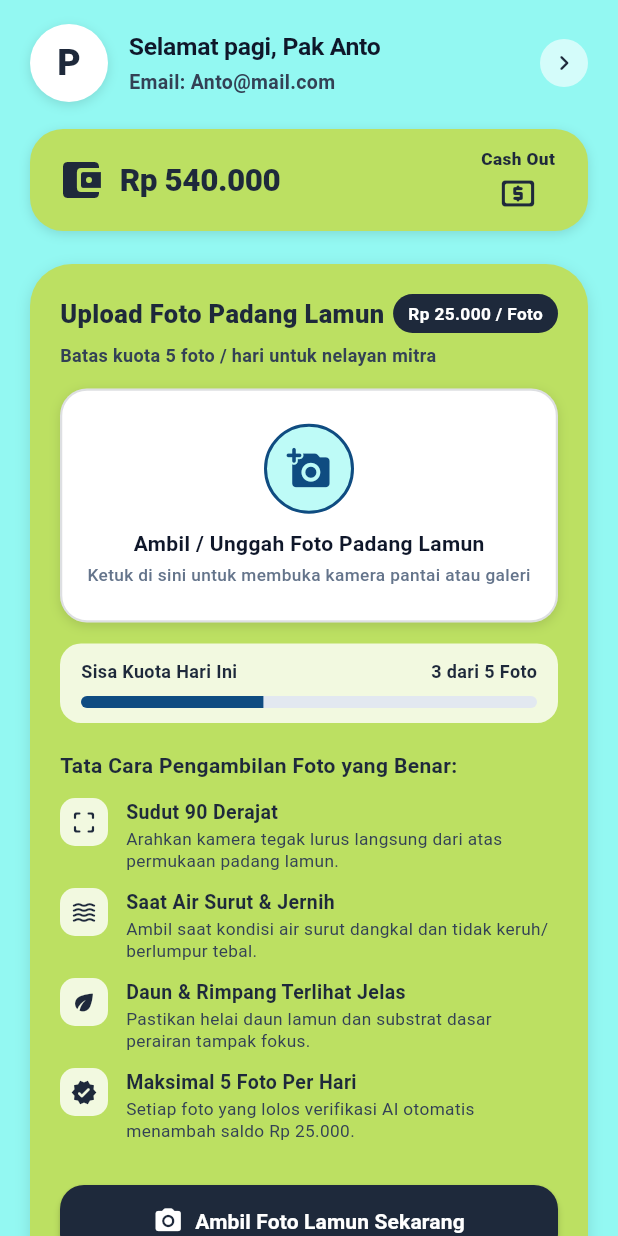
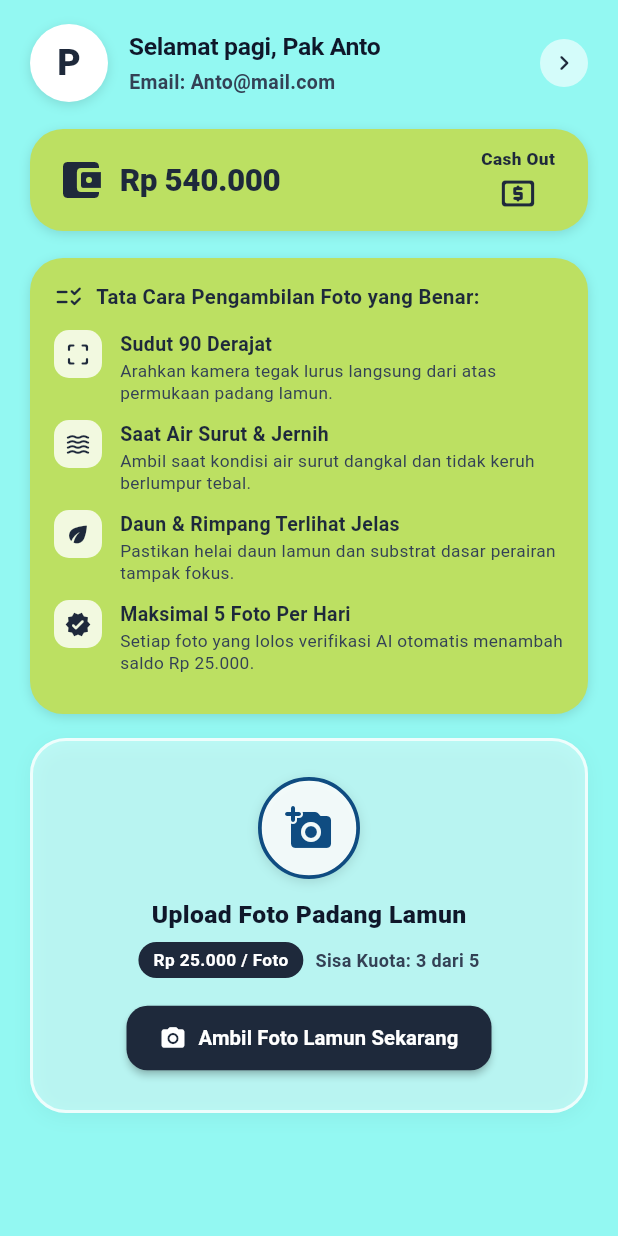
Before and after one commit to Zeinul899/SEAVIS, a Flutter app: the SeaVisLandingPage screen opened directly, on a phone screen of 412 x 824 dp. Run offline on Flutter 3.47's test engine with Material 3 defaults, Android fonts, the light colour scheme and no system bars.

Commit message:
feat(dashboard): reposition guidelines above photo card and make photo card transparent

```diff
--- a/lib/pages/seavis_landing_page.dart
+++ b/lib/pages/seavis_landing_page.dart
@@ -1026,92 +1026,16 @@ class _SeaVisLandingPageState extends State<SeaVisLandingPage> {
                 ),
               ),
 
-              const SizedBox(height: 22),
+              const SizedBox(height: 18),
 
               // ---------------------------------------------------------------
-              // 3. KOTAK UTAMA BESAR (Sesuai Sketsa Kotak Canva: #BCE062)
-              // Area Upload Foto Lamun & Tata Caranya
+              // 3. TATA CARA PENGAMBILAN FOTO (DI ATASNYA CARD FOTO)
               // ---------------------------------------------------------------
               Container(
-                padding: const EdgeInsets.all(20),
+                padding: const EdgeInsets.all(16),
                 decoration: BoxDecoration(
                   color: const Color(0xFFBCE062), // Warna hijau lime Canva
-                  borderRadius: BorderRadius.circular(28),
-                  boxShadow: const [
-                    BoxShadow(
-                      color: Colors.black12,
-                      blurRadius: 8,
-                      offset: Offset(0, 3),
-                    ),
-                  ],
-                ),
-                child: Column(
-                  crossAxisAlignment: CrossAxisAlignment.start,
-                  children: [
-                    // Header dalam Kotak: Upload Foto Padang Lamun & Badge Rp 25.000
-                    Row(
-                      mainAxisAlignment: MainAxisAlignment.spaceBetween,
-                      children: [
-                        const Expanded(
-                          child: Text(
-                            'Upload Foto Padang Lamun',
-                            style: TextStyle(
-                              fontSize: 17,
-                              fontWeight: FontWeight.w900,
-                              color: Color(0xFF1E293B),
-                            ),
-                          ),
-                        ),
-                        Container(
-                          padding: const EdgeInsets.symmetric(
-                            horizontal: 10,
-                            vertical: 5,
-                          ),
-                          decoration: BoxDecoration(
-                            color: const Color(0xFF1E293B),
-                            borderRadius: BorderRadius.circular(14),
-                          ),
-                          child: const Text(
-                            'Rp 25.000 / Foto',
-                            style: TextStyle(
-                              fontSize: 11.5,
-                              fontWeight: FontWeight.bold,
-                              color: Colors.white,
-                            ),
-                          ),
-                        ),
-                      ],
-                    ),
-
-                    const SizedBox(height: 6),
-                    const Text(
-                      'Batas kuota 5 foto / hari untuk nelayan mitra',
-                      style: TextStyle(
-                        fontSize: 12,
-                        color: Color(0xFF334155),
-                        fontWeight: FontWeight.w600,
-                      ),
-                    ),
-
-                    const SizedBox(height: 14),
-
-                    // Card Khusus Ambil Foto dengan Logo Foto
-                    GestureDetector(
-                      onTap: _openUploadModal,
-                      behavior: HitTestBehavior.opaque,
-                      child: Container(
-                        width: double.infinity,
-                        padding: const EdgeInsets.symmetric(
-                          vertical: 22,
-                          horizontal: 16,
-                        ),
-                        decoration: BoxDecoration(
-                          color: Colors.white,
-                          borderRadius: BorderRadius.circular(18),
-                          border: Border.all(
-                            color: const Color(0xFF1E293B).withValues(alpha: 0.15),
-                            width: 1.5,
-                          ),
+                  borderRadius: BorderRadius.circular(22),
                   boxShadow: const [
                     BoxShadow(
                       color: Colors.black12,
@@ -1121,114 +1045,29 @@ class _SeaVisLandingPageState extends State<SeaVisLandingPage> {
                   ],
                 ),
                 child: Column(
-                          mainAxisSize: MainAxisSize.min,
-                          children: [
-                            Container(
-                              width: 60,
-                              height: 60,
-                              decoration: BoxDecoration(
-                                color: const Color(0xFF93F8F2).withValues(alpha: 0.6),
-                                shape: BoxShape.circle,
-                                border: Border.all(
-                                  color: const Color(0xFF0F4C81),
-                                  width: 2,
-                                ),
-                              ),
-                              child: const Icon(
-                                Icons.add_a_photo_rounded,
-                                size: 30,
-                                color: Color(0xFF0F4C81),
-                              ),
-                            ),
-                            const SizedBox(height: 10),
-                            const Text(
-                              'Ambil / Unggah Foto Padang Lamun',
-                              style: TextStyle(
-                                fontSize: 14,
-                                fontWeight: FontWeight.bold,
-                                color: Color(0xFF0F172A),
-                              ),
-                            ),
-                            const SizedBox(height: 3),
-                            const Text(
-                              'Ketuk di sini untuk membuka kamera pantai atau galeri',
-                              style: TextStyle(
-                                fontSize: 11.5,
-                                color: Color(0xFF64748B),
-                                fontWeight: FontWeight.w500,
-                              ),
-                            ),
-                          ],
-                        ),
-                      ),
-                    ),
-
-                    const SizedBox(height: 14),
-
-                    // Indikator Kuota Foto Hari Ini (Putih Semi-Transparan)
-                    Container(
-                      padding: const EdgeInsets.symmetric(
-                        horizontal: 14,
-                        vertical: 10,
-                      ),
-                      decoration: BoxDecoration(
-                        color: Colors.white.withValues(alpha: 0.8),
-                        borderRadius: BorderRadius.circular(14),
-                      ),
-                      child: Column(
                   crossAxisAlignment: CrossAxisAlignment.start,
                   children: [
-                          Row(
-                            mainAxisAlignment: MainAxisAlignment.spaceBetween,
+                    const Row(
                       children: [
-                              const Text(
-                                'Sisa Kuota Hari Ini',
-                                style: TextStyle(
-                                  fontSize: 12,
-                                  fontWeight: FontWeight.w600,
+                        Icon(
+                          Icons.checklist_rtl_rounded,
+                          size: 20,
                           color: Color(0xFF1E293B),
                         ),
-                              ),
+                        SizedBox(width: 8),
                         Text(
-                                '$_remainingPhotos dari $_maxDailyPhotos Foto',
-                                style: const TextStyle(
-                                  fontSize: 12,
+                          'Tata Cara Pengambilan Foto yang Benar:',
+                          style: TextStyle(
+                            fontSize: 13.5,
                             fontWeight: FontWeight.bold,
                             color: Color(0xFF1E293B),
                           ),
                         ),
                       ],
                     ),
-                          const SizedBox(height: 8),
-                          ClipRRect(
-                            borderRadius: BorderRadius.circular(6),
-                            child: LinearProgressIndicator(
-                              value: _todayPhotos.length / _maxDailyPhotos,
-                              backgroundColor: const Color(0xFFE2E8F0),
-                              valueColor: const AlwaysStoppedAnimation<Color>(
-                                Color(0xFF0F4C81),
-                              ),
-                              minHeight: 8,
-                            ),
-                          ),
-                        ],
-                      ),
-                    ),
-
-                    const SizedBox(height: 18),
-
-                    // Judul Tata Cara Pengambilan Foto
-                    const Text(
-                      'Tata Cara Pengambilan Foto yang Benar:',
-                      style: TextStyle(
-                        fontSize: 14,
-                        fontWeight: FontWeight.bold,
-                        color: Color(0xFF1E293B),
-                      ),
-                    ),
                     const SizedBox(height: 12),
 
-                    // 4 Panduan Pengambilan Foto
+                    // 4 Panduan Pengambilan Foto Ringkas
                     _buildCanvaGuideItem(
                       icon: Icons.crop_free_rounded,
                       title: 'Sudut 90 Derajat',
@@ -1237,7 +1076,7 @@ class _SeaVisLandingPageState extends State<SeaVisLandingPage> {
                     _buildCanvaGuideItem(
                       icon: Icons.waves_rounded,
                       title: 'Saat Air Surut & Jernih',
-                      desc: 'Ambil saat kondisi air surut dangkal dan tidak keruh/berlumpur tebal.',
+                      desc: 'Ambil saat kondisi air surut dangkal dan tidak keruh berlumpur tebal.',
                     ),
                     _buildCanvaGuideItem(
                       icon: Icons.eco_rounded,
@@ -1249,34 +1088,140 @@ class _SeaVisLandingPageState extends State<SeaVisLandingPage> {
                       title: 'Maksimal 5 Foto Per Hari',
                       desc: 'Setiap foto yang lolos verifikasi AI otomatis menambah saldo Rp 25.000.',
                     ),
+                  ],
+                ),
+              ),
 
-                    const SizedBox(height: 18),
+              const SizedBox(height: 16),
+
+              // ---------------------------------------------------------------
+              // 4. CARD 1 AJA & TRANSPARAN DENGAN LOGO FOTO (TIDAK PANJANG)
+              // ---------------------------------------------------------------
+              GestureDetector(
+                onTap: _openUploadModal,
+                behavior: HitTestBehavior.opaque,
+                child: Container(
+                  width: double.infinity,
+                  padding: const EdgeInsets.symmetric(
+                    vertical: 24,
+                    horizontal: 18,
+                  ),
+                  decoration: BoxDecoration(
+                    color: Colors.white.withValues(alpha: 0.38), // Card Transparan
+                    borderRadius: BorderRadius.circular(24),
+                    border: Border.all(
+                      color: Colors.white.withValues(alpha: 0.75),
+                      width: 2,
+                    ),
+                    boxShadow: [
+                      BoxShadow(
+                        color: Colors.black.withValues(alpha: 0.04),
+                        blurRadius: 10,
+                        offset: const Offset(0, 3),
+                      ),
+                    ],
+                  ),
+                  child: Column(
+                    mainAxisSize: MainAxisSize.min,
+                    children: [
+                      // Logo Foto Berlingkar di Tengah Card
+                      Container(
+                        width: 68,
+                        height: 68,
+                        decoration: BoxDecoration(
+                          color: Colors.white.withValues(alpha: 0.85),
+                          shape: BoxShape.circle,
+                          border: Border.all(
+                            color: const Color(0xFF0F4C81),
+                            width: 2.5,
+                          ),
+                          boxShadow: const [
+                            BoxShadow(
+                              color: Colors.black12,
+                              blurRadius: 6,
+                              offset: Offset(0, 2),
+                            ),
+                          ],
+                        ),
+                        child: const Icon(
+                          Icons.add_a_photo_rounded,
+                          size: 32,
+                          color: Color(0xFF0F4C81),
+                        ),
+                      ),
+                      const SizedBox(height: 12),
+
+                      const Text(
+                        'Upload Foto Padang Lamun',
+                        style: TextStyle(
+                          fontSize: 16.5,
+                          fontWeight: FontWeight.w900,
+                          color: Color(0xFF0F172A),
+                        ),
+                      ),
+                      const SizedBox(height: 6),
+
+                      Row(
+                        mainAxisAlignment: MainAxisAlignment.center,
+                        children: [
+                          Container(
+                            padding: const EdgeInsets.symmetric(
+                              horizontal: 10,
+                              vertical: 4,
+                            ),
+                            decoration: BoxDecoration(
+                              color: const Color(0xFF1E293B),
+                              borderRadius: BorderRadius.circular(12),
+                            ),
+                            child: const Text(
+                              'Rp 25.000 / Foto',
+                              style: TextStyle(
+                                fontSize: 11.5,
+                                fontWeight: FontWeight.bold,
+                                color: Colors.white,
+                              ),
+                            ),
+                          ),
+                          const SizedBox(width: 8),
+                          Text(
+                            'Sisa Kuota: $_remainingPhotos dari $_maxDailyPhotos',
+                            style: const TextStyle(
+                              fontSize: 12,
+                              fontWeight: FontWeight.w600,
+                              color: Color(0xFF334155),
+                            ),
+                          ),
+                        ],
+                      ),
+
+                      const SizedBox(height: 16),
 
                       // Tombol Aksi Ambil Foto Lamun Sekarang
-                    SizedBox(
-                      width: double.infinity,
-                      child: ElevatedButton.icon(
+                      ElevatedButton.icon(
                         onPressed: _openUploadModal,
-                        icon: const Icon(Icons.camera_alt_rounded, size: 20),
+                        icon: const Icon(Icons.camera_alt_rounded, size: 18),
                         label: const Text(
                           'Ambil Foto Lamun Sekarang',
                           style: TextStyle(
-                            fontSize: 14,
+                            fontSize: 13.5,
                             fontWeight: FontWeight.bold,
                           ),
                         ),
                         style: ElevatedButton.styleFrom(
                           backgroundColor: const Color(0xFF1E293B),
                           foregroundColor: Colors.white,
-                          padding: const EdgeInsets.symmetric(vertical: 14),
+                          padding: const EdgeInsets.symmetric(
+                            horizontal: 22,
+                            vertical: 12,
+                          ),
                           shape: RoundedRectangleBorder(
-                            borderRadius: BorderRadius.circular(16),
+                            borderRadius: BorderRadius.circular(14),
                           ),
                           elevation: 2,
                         ),
                       ),
+                    ],
                   ),
-                  ],
                 ),
               ),
 
```
Lines whose indentation alone changed are shown as unchanged.
